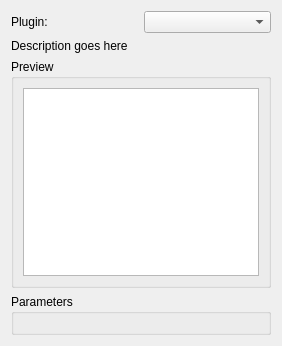
veusz/veusz, file dialogs/import_plugins.ui: the form before one commit.
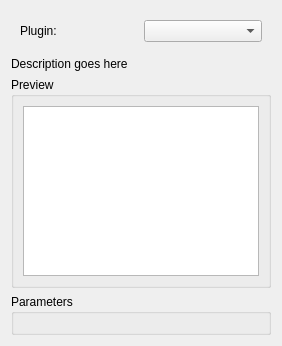
The form after the commit.

Commit message:
Allow import plugins to be promoted to their own tabs in the import dialog.
If you want a plugin to be in its own tab, in the plugin class, set
the attribute plugin_tab to be text giving the text placed in the tab
name.

```diff
--- a/dialogs/import_plugins.ui
+++ b/dialogs/import_plugins.ui
@@ -12,6 +12,7 @@
   </property>
   <layout class="QVBoxLayout" name="verticalLayout_8">
    <item>
+    <widget class="QWidget" name="pluginchoicewidget" native="true">
     <layout class="QHBoxLayout" name="horizontalLayout">
      <item>
       <widget class="QLabel" name="label_24">
@@ -24,6 +25,7 @@
       <widget class="QComboBox" name="pluginType"/>
      </item>
     </layout>
+    </widget>
    </item>
    <item>
     <widget class="QLabel" name="pluginDescr">
```
Lines whose indentation alone changed are shown as unchanged. The commit also changes 2 other files.
